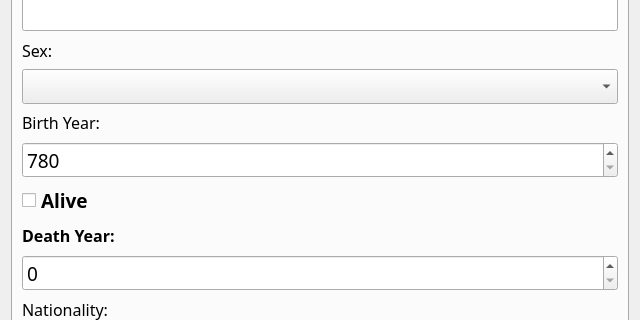
This is additem.ui in Fanarito/VLN1 as Qt 5 draws it before an edit; both pictures show x 0 to 640 and y 95 to 415 of the 640 by 692 pixel window. The edited form follows.
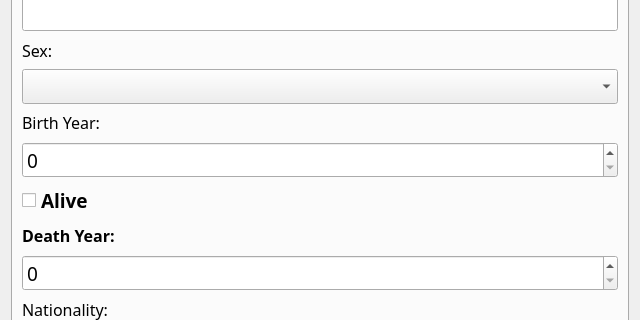
This is the edited form.

What changed in the file:
```diff
--- a/additem.ui
+++ b/additem.ui
@@ -127,7 +127,7 @@
           </font>
          </property>
          <property name="minimum">
-          <number>780</number>
+          <number>0</number>
          </property>
          <property name="maximum">
           <number>2016</number>
```
